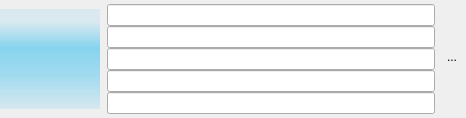
Qt form track.ui (keshavbhatt/olivia) before a commit.
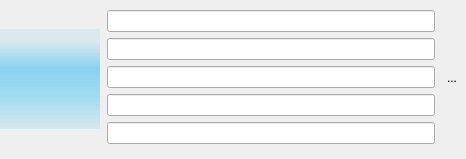
The same form after that commit. Icons and pictures are not drawn.

Commit message: fixes glitches in online search suggestion class. No more suggestion if there is only one result and that is from user input.

```diff
--- a/track.ui
+++ b/track.ui
@@ -7,7 +7,7 @@
     <x>0</x>
     <y>0</y>
     <width>466</width>
-    <height>113</height>
+    <height>159</height>
    </rect>
   </property>
   <property name="sizePolicy">
```
The commit also changes 2 other files.
